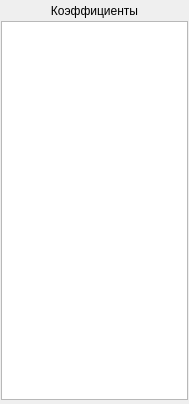
First picture: the form in DynModels/coefswidget.ui, repository DesmondFox/DynModels, before the edit.
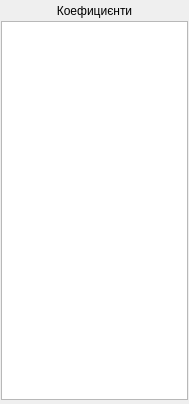
Second picture: the form after the edit.

Diff of the .ui file:
```diff
--- a/DynModels/coefswidget.ui
+++ b/DynModels/coefswidget.ui
@@ -39,7 +39,7 @@
       </font>
      </property>
      <property name="text">
-      <string>Коэффициенты</string>
+      <string>Коефициєнти</string>
      </property>
      <property name="alignment">
       <set>Qt::AlignCenter</set>
```
